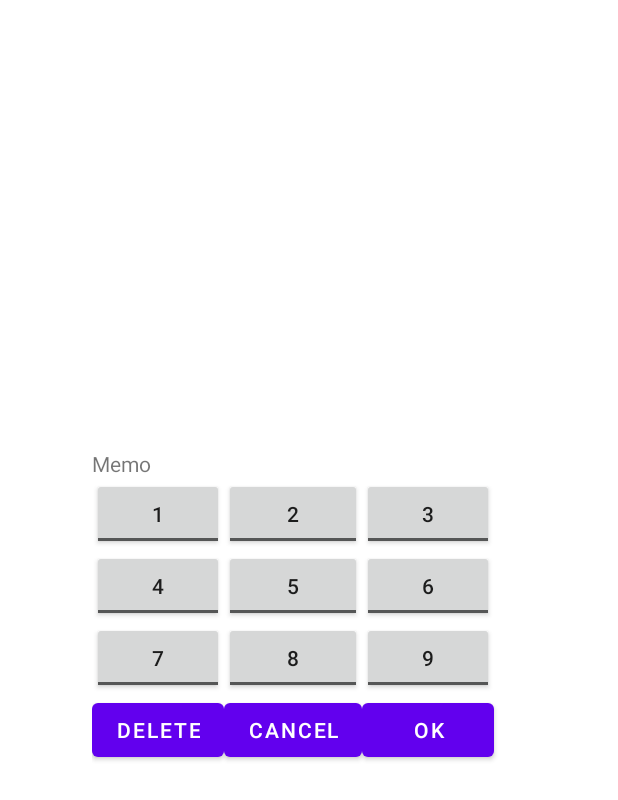
After one commit to hyunjun003/Sudoku_mobile, an Android app: the layout memolayout.xml on its own in the app's theme, with its tools: preview values and no code run, on a phone screen of 412 x 824 dp. The commit adds this screen. Shown: the top 800 px of the screen. Run offline under Robolectric (Android 15) with nearby library versions, the phone set to English and light mode, and no system bars.

Commit message:
Memo View

```diff
--- /dev/null
+++ b/app/src/main/res/layout/memolayout.xml
@@ -0,0 +1,131 @@
+<?xml version="1.0" encoding="utf-8"?>
+<androidx.constraintlayout.widget.ConstraintLayout xmlns:android="http://schemas.android.com/apk/res/android"
+    xmlns:app="http://schemas.android.com/apk/res-auto"
+    xmlns:tools="http://schemas.android.com/tools"
+    android:layout_width="match_parent"
+    android:layout_height="match_parent">
+
+    <TableLayout
+        android:layout_width="289dp"
+        android:layout_height="226dp"
+        app:layout_constraintBottom_toBottomOf="parent"
+        app:layout_constraintEnd_toEndOf="parent"
+        app:layout_constraintHorizontal_bias="0.5"
+        app:layout_constraintStart_toStartOf="parent"
+        app:layout_constraintTop_toTopOf="parent">
+
+        <TableRow
+            android:layout_width="match_parent"
+            android:layout_height="match_parent">
+
+            <TextView
+                android:id="@+id/textView"
+                android:layout_width="wrap_content"
+                android:layout_height="wrap_content"
+                android:text="Memo" />
+
+        </TableRow>
+
+        <TableRow
+            android:layout_width="match_parent"
+            android:layout_height="match_parent">
+
+            <ToggleButton
+                android:id="@+id/toggleButton3"
+                android:layout_width="wrap_content"
+                android:layout_height="wrap_content"
+                android:textOff="1"
+                android:textOn="1"/>
+
+            <ToggleButton
+                android:id="@+id/toggleButton2"
+                android:layout_width="wrap_content"
+                android:layout_height="wrap_content"
+                android:textOff="2"
+                android:textOn="2" />
+
+            <ToggleButton
+                android:id="@+id/toggleButton"
+                android:layout_width="wrap_content"
+                android:layout_height="wrap_content"
+                android:textOff="3"
+                android:textOn="3" />
+        </TableRow>
+
+        <TableRow
+            android:layout_width="match_parent"
+            android:layout_height="match_parent">
+
+            <ToggleButton
+                android:id="@+id/toggleButton6"
+                android:layout_width="wrap_content"
+                android:layout_height="wrap_content"
+                android:textOff="4"
+                android:textOn="4" />
+
+            <ToggleButton
+                android:id="@+id/toggleButton5"
+                android:layout_width="wrap_content"
+                android:layout_height="wrap_content"
+                android:textOff="5"
+                android:textOn="5" />
+
+            <ToggleButton
+                android:id="@+id/toggleButton4"
+                android:layout_width="wrap_content"
+                android:layout_height="wrap_content"
+                android:textOff="6"
+                android:textOn="6" />
+        </TableRow>
+
+        <TableRow
+            android:layout_width="match_parent"
+            android:layout_height="match_parent">
+
+            <ToggleButton
+                android:id="@+id/toggleButton9"
+                android:layout_width="wrap_content"
+                android:layout_height="wrap_content"
+                android:textOff="7"
+                android:textOn="7" />
+
+            <ToggleButton
+                android:id="@+id/toggleButton8"
+                android:layout_width="wrap_content"
+                android:layout_height="wrap_content"
+                android:textOff="8"
+                android:textOn="8" />
+
+            <ToggleButton
+                android:id="@+id/toggleButton7"
+                android:layout_width="wrap_content"
+                android:layout_height="wrap_content"
+                android:textOff="9"
+                android:textOn="9" />
+        </TableRow>
+
+        <TableRow
+            android:layout_width="match_parent"
+            android:layout_height="match_parent">
+
+            <Button
+                android:id="@+id/button3"
+                android:layout_width="wrap_content"
+                android:layout_height="wrap_content"
+                android:text="DELETE" />
+
+            <Button
+                android:id="@+id/cancel"
+                android:layout_width="wrap_content"
+                android:layout_height="wrap_content"
+                android:text="Cancel" />
+
+            <Button
+                android:id="@+id/button"
+                android:layout_width="wrap_content"
+                android:layout_height="wrap_content"
+                android:text="Ok" />
+        </TableRow>
+
+    </TableLayout>
+</androidx.constraintlayout.widget.ConstraintLayout>
```
Also changed, not shown: app/src/main/java/com/example/sudoku/MainActivity.java (+34 -0 lines), app/src/main/res/layout/layout_memo.xml (added, +112 -0 lines).
